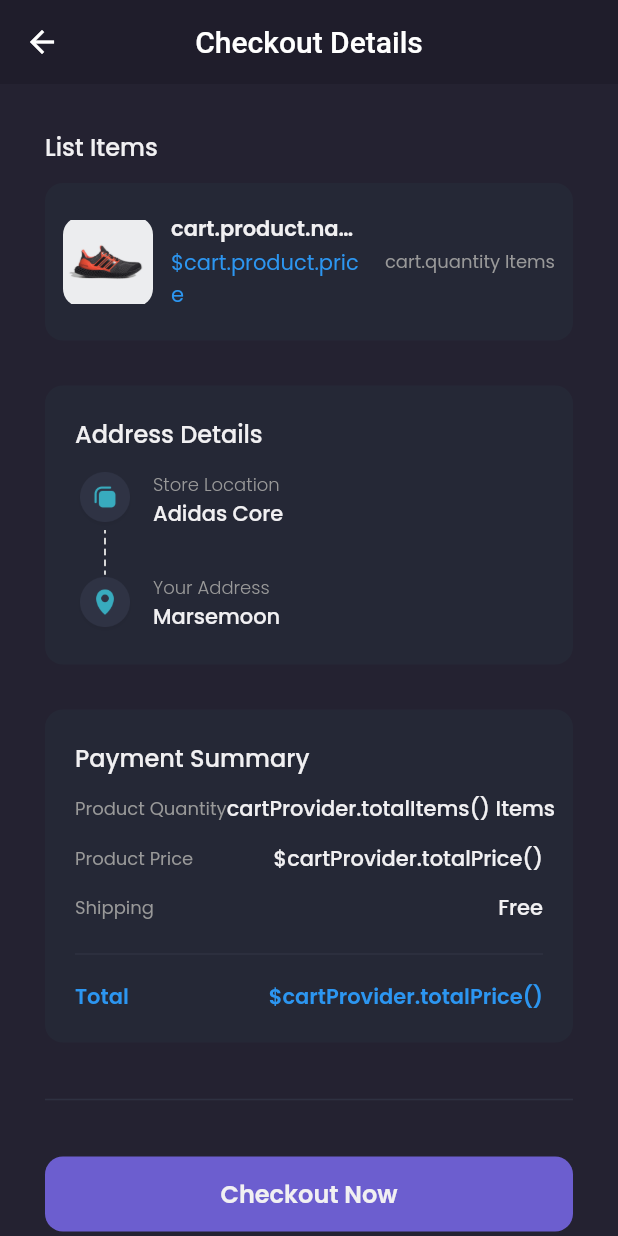
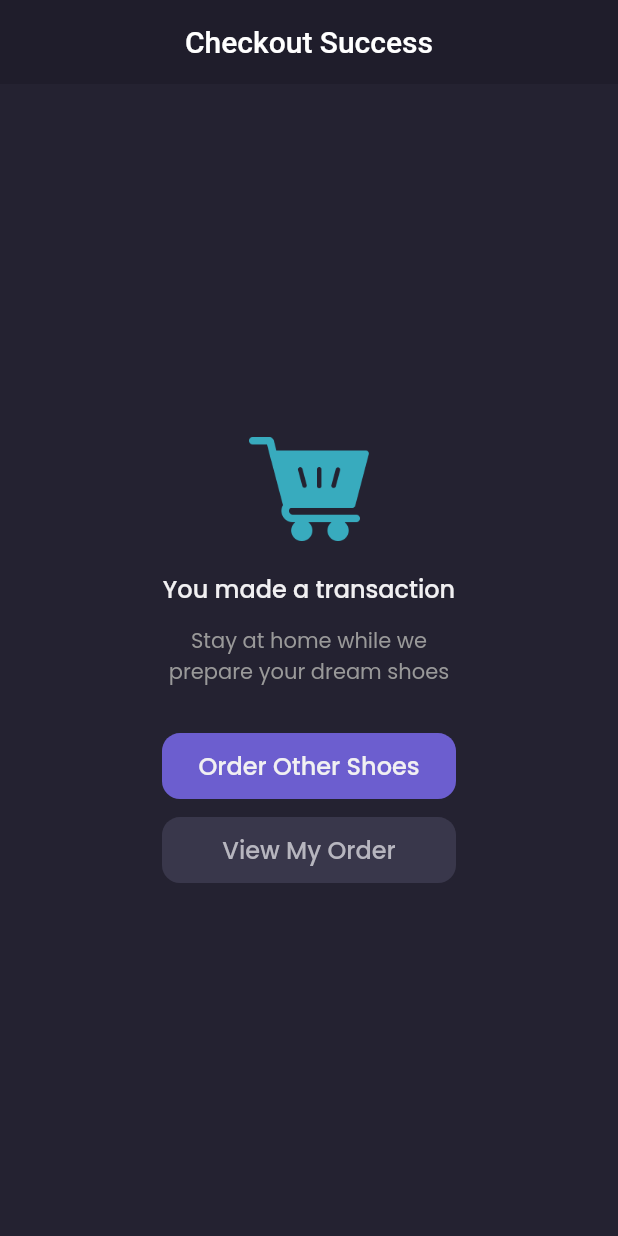
Before and after one commit to soulofjava/shamo-frontend, a Flutter app: the CheckoutPage screen opened by its route, after a tap on "Checkout Now", on a phone screen of 412 x 824 dp. Run offline on Flutter 3.47's test engine with Material 2 defaults, Android fonts, the phone set to English and light mode, and no system bars; our stand-ins replace carousel_slider, google_fonts.

Commit message:
slicing front-end selesai

```diff
--- a/lib/main.dart
+++ b/lib/main.dart
@@ -1,5 +1,6 @@
 import 'package:flutter/material.dart';
 import 'package:shamo/pages/checkout_page.dart';
+import 'package:shamo/pages/checkout_success_page.dart';
 import 'package:shamo/pages/detail_chat_page.dart';
 import 'package:shamo/pages/edit_profile_page.dart';
 import 'package:shamo/pages/home/main_page.dart';
@@ -28,6 +29,7 @@ class MyApp extends StatelessWidget {
         '/product': (context) => ProductPage(),
         '/cart': (context) => CartPage(),
         '/checkout': (context) => CheckoutPage(),
+        '/checkout-success': (context) => CheckoutSuccessPage(),
       },
     );
   }
--- a/lib/pages/checkout_page.dart
+++ b/lib/pages/checkout_page.dart
@@ -42,17 +42,6 @@ class _CheckoutPageState extends State<CheckoutPage> {
         isLoading = false;
       });
     }
-
-    // Widget header() {
-    //   return AppBar(
-    //     backgroundColor: backgroundColor1,
-    //     elevation: 0,
-    //     centerTitle: true,
-    //     title: Text(
-    //       'Checkout Details',
-    //     ),
-    //   );
-    // }
 
     Widget content() {
       return ListView(
@@ -304,7 +293,11 @@ class _CheckoutPageState extends State<CheckoutPage> {
                     vertical: defaultMargin,
                   ),
                   child: TextButton(
-                    onPressed: handleCheckout,
+                    // onPressed: handleCheckout,
+                    onPressed: () {
+                      Navigator.pushNamedAndRemoveUntil(
+                          context, '/checkout-success', (route) => false);
+                    },
                     style: TextButton.styleFrom(
                       backgroundColor: primaryColor,
                       shape: RoundedRectangleBorder(
--- /dev/null
+++ b/lib/pages/checkout_success_page.dart
@@ -0,0 +1,102 @@
+import 'package:flutter/material.dart';
+import 'package:shamo/theme.dart';
+
+class CheckoutSuccessPage extends StatelessWidget {
+  @override
+  Widget build(BuildContext context) {
+    Widget content() {
+      return Center(
+        child: Column(
+          mainAxisAlignment: MainAxisAlignment.center,
+          children: [
+            Image.asset(
+              'assets/icon_empty_cart.png',
+              width: 80,
+            ),
+            SizedBox(
+              height: 20,
+            ),
+            Text(
+              'You made a transaction',
+              style: primaryTextStyle.copyWith(
+                fontSize: 16,
+                fontWeight: medium,
+              ),
+            ),
+            SizedBox(
+              height: 12,
+            ),
+            Text(
+              'Stay at home while we\nprepare your dream shoes',
+              style: secondaryTextStyle,
+              textAlign: TextAlign.center,
+            ),
+            Container(
+              width: 196,
+              height: 44,
+              margin: EdgeInsets.only(
+                top: defaultMargin,
+              ),
+              child: TextButton(
+                onPressed: () {
+                  Navigator.pushNamedAndRemoveUntil(
+                      context, '/home', (route) => false);
+                },
+                style: TextButton.styleFrom(
+                  backgroundColor: primaryColor,
+                  shape: RoundedRectangleBorder(
+                    borderRadius: BorderRadius.circular(12),
+                  ),
+                ),
+                child: Text(
+                  'Order Other Shoes',
+                  style: primaryTextStyle.copyWith(
+                    fontSize: 16,
+                    fontWeight: medium,
+                  ),
+                ),
+              ),
+            ),
+            Container(
+              width: 196,
+              height: 44,
+              margin: EdgeInsets.only(
+                top: 12,
+              ),
+              child: TextButton(
+                onPressed: () {},
+                style: TextButton.styleFrom(
+                  backgroundColor: Color(0xff39374B),
+                  shape: RoundedRectangleBorder(
+                    borderRadius: BorderRadius.circular(12),
+                  ),
+                ),
+                child: Text(
+                  'View My Order',
+                  style: primaryTextStyle.copyWith(
+                    fontSize: 16,
+                    fontWeight: medium,
+                    color: Color(0xffB7B6BF),
+                  ),
+                ),
+              ),
+            ),
+          ],
+        ),
+      );
+    }
+
+    return Scaffold(
+      backgroundColor: backgroundColor3,
+      appBar: AppBar(
+        backgroundColor: backgroundColor1,
+        centerTitle: true,
+        title: Text(
+          'Checkout Success',
+        ),
+        elevation: 0,
+      ),
+      body: content(),
+    );
+  }
+}
```
